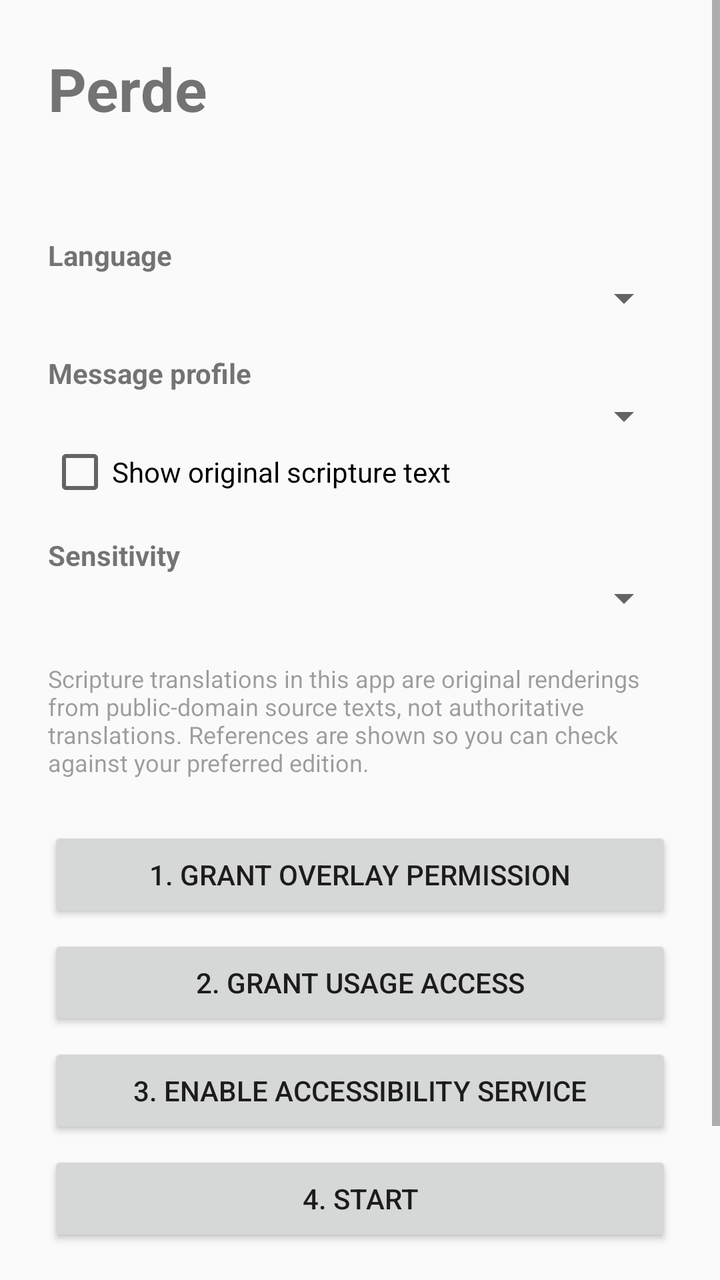
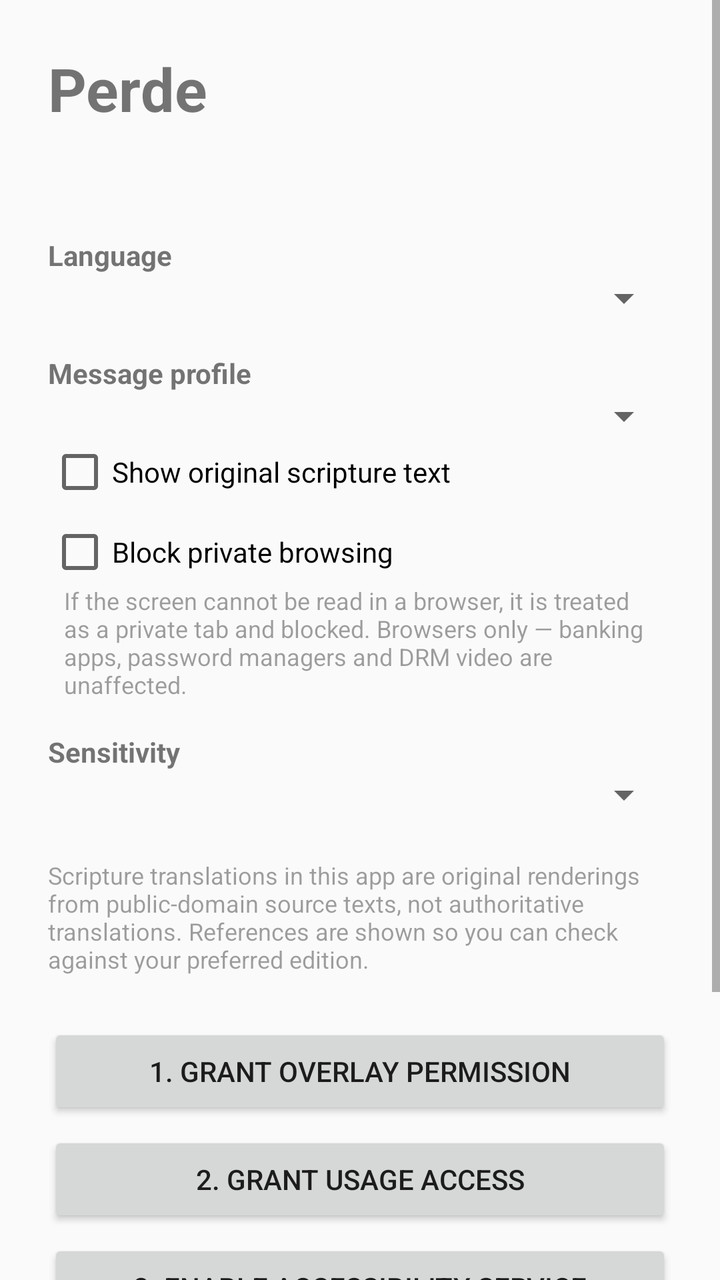

Compare the two renders of this Android layout. The source of the first and the diff that turns it into the second are given below.
<!-- AndroidManifest.xml: application theme Theme.AppCompat.DayNight -->
<!-- res/layout/activity_main.xml -->
<?xml version="1.0" encoding="utf-8"?>
<ScrollView xmlns:android="http://schemas.android.com/apk/res/android"
    android:layout_width="match_parent"
    android:layout_height="match_parent">

    <LinearLayout
        android:layout_width="match_parent"
        android:layout_height="wrap_content"
        android:orientation="vertical"
        android:padding="24dp">

        <TextView
            android:layout_width="match_parent"
            android:layout_height="wrap_content"
            android:text="@string/app_name"
            android:textSize="30sp"
            android:textStyle="bold" />

        <TextView
            android:id="@+id/status"
            android:layout_width="match_parent"
            android:layout_height="wrap_content"
            android:layout_marginTop="12dp"
            android:fontFamily="monospace"
            android:textSize="13sp" />

        <TextView
            android:layout_width="match_parent"
            android:layout_height="wrap_content"
            android:layout_marginTop="24dp"
            android:text="@string/label_language"
            android:textStyle="bold" />
        <Spinner
            android:id="@+id/spinnerLang"
            android:layout_width="match_parent"
            android:layout_height="wrap_content" />

        <TextView
            android:layout_width="match_parent"
            android:layout_height="wrap_content"
            android:layout_marginTop="16dp"
            android:text="@string/label_profile"
            android:textStyle="bold" />
        <Spinner
            android:id="@+id/spinnerProfile"
            android:layout_width="match_parent"
            android:layout_height="wrap_content" />

        <CheckBox
            android:id="@+id/checkOriginal"
            android:layout_width="match_parent"
            android:layout_height="wrap_content"
            android:text="@string/label_show_original" />

        <TextView
            android:layout_width="match_parent"
            android:layout_height="wrap_content"
            android:layout_marginTop="16dp"
            android:text="@string/label_sensitivity"
            android:textStyle="bold" />
        <Spinner
            android:id="@+id/spinnerSens"
            android:layout_width="match_parent"
            android:layout_height="wrap_content" />

        <TextView
            android:layout_width="match_parent"
            android:layout_height="wrap_content"
            android:layout_marginTop="20dp"
            android:text="@string/disclaimer_translation"
            android:textSize="12sp"
            android:alpha="0.7" />

        <Button
            android:id="@+id/btnOverlayPerm"
            android:layout_width="match_parent"
            android:layout_height="wrap_content"
            android:layout_marginTop="24dp"
            android:text="@string/perm_overlay" />
        <Button
            android:id="@+id/btnUsagePerm"
            android:layout_width="match_parent"
            android:layout_height="wrap_content"
            android:layout_marginTop="6dp"
            android:text="@string/perm_usage" />
        <Button
            android:id="@+id/btnA11yPerm"
            android:layout_width="match_parent"
            android:layout_height="wrap_content"
            android:layout_marginTop="6dp"
            android:text="@string/perm_a11y" />
        <Button
            android:id="@+id/btnStart"
            android:layout_width="match_parent"
            android:layout_height="wrap_content"
            android:layout_marginTop="6dp"
            android:text="@string/btn_start" />
        <Button
            android:id="@+id/btnStop"
            android:layout_width="match_parent"
            android:layout_height="wrap_content"
            android:layout_marginTop="32dp"
            android:text="@string/btn_stop" />

    </LinearLayout>
</ScrollView>
<!-- resources referenced by this layout -->
<resources>
  <string name="app_name">Perde</string>
  <string name="btn_start">4. Start</string>
  <string name="btn_stop">Stop (delayed)</string>
  <string name="disclaimer_translation">Scripture translations in this app are original renderings from public-domain source texts, not authoritative translations. References are shown so you can check against your preferred edition.</string>
  <string name="label_language">Language</string>
  <string name="label_profile">Message profile</string>
  <string name="label_sensitivity">Sensitivity</string>
  <string name="label_show_original">Show original scripture text</string>
  <string name="perm_a11y">3. Enable accessibility service</string>
  <string name="perm_overlay">1. Grant overlay permission</string>
  <string name="perm_usage">2. Grant usage access</string>
</resources>

<!-- the commit's change to res/layout/activity_main.xml (unified diff, before → after) -->
@@ -52,6 +52,21 @@
             android:layout_height="wrap_content"
             android:text="@string/label_show_original" />
 
+        <CheckBox
+            android:id="@+id/checkBlockSecure"
+            android:layout_width="match_parent"
+            android:layout_height="wrap_content"
+            android:layout_marginTop="8dp"
+            android:text="@string/label_block_secure" />
+
+        <TextView
+            android:layout_width="match_parent"
+            android:layout_height="wrap_content"
+            android:layout_marginStart="8dp"
+            android:text="@string/hint_block_secure"
+            android:textSize="12sp"
+            android:alpha="0.7" />
+
         <TextView
             android:layout_width="match_parent"
             android:layout_height="wrap_content"
<!-- resource entries referenced after the edit -->
@@ -4,6 +4,8 @@
   <string name="btn_start">4. Start</string>
   <string name="btn_stop">Stop (delayed)</string>
   <string name="disclaimer_translation">Scripture translations in this app are original renderings from public-domain source texts, not authoritative translations. References are shown so you can check against your preferred edition.</string>
+  <string name="hint_block_secure">If the screen cannot be read in a browser, it is treated as a private tab and blocked. Browsers only — banking apps, password managers and DRM video are unaffected.</string>
+  <string name="label_block_secure">Block private browsing</string>
   <string name="label_language">Language</string>
   <string name="label_profile">Message profile</string>
   <string name="label_sensitivity">Sensitivity</string>
